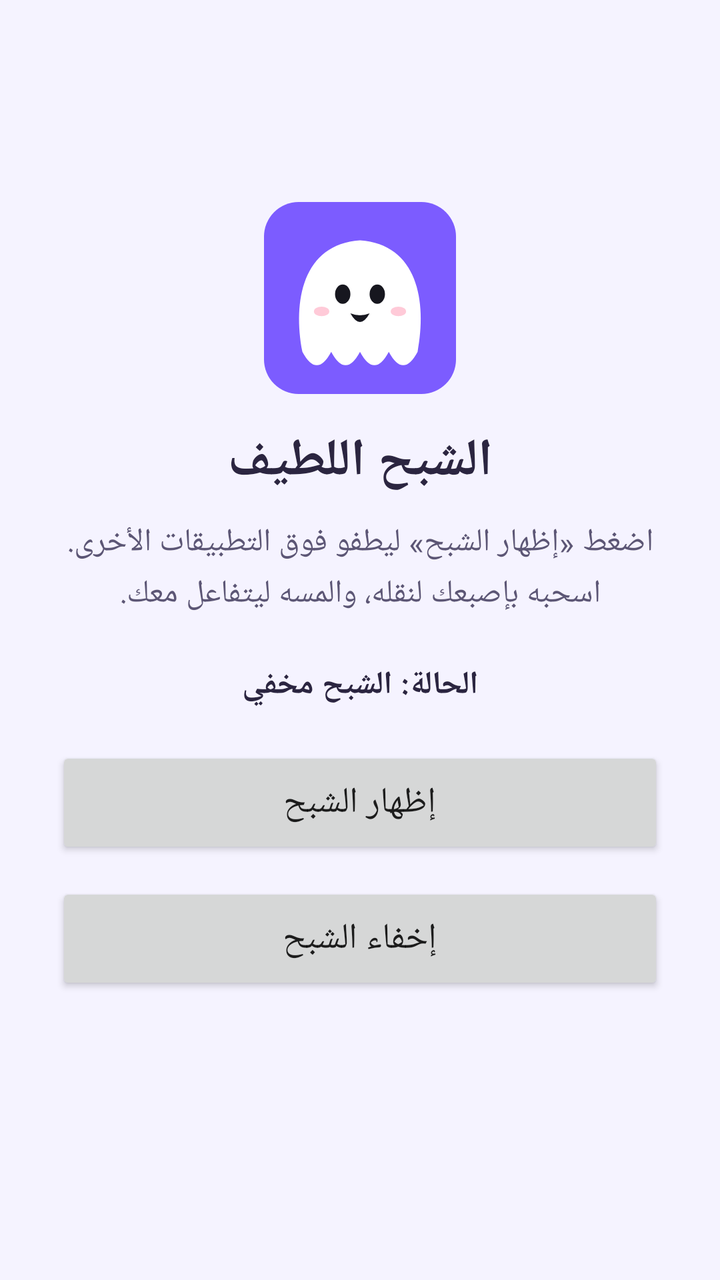
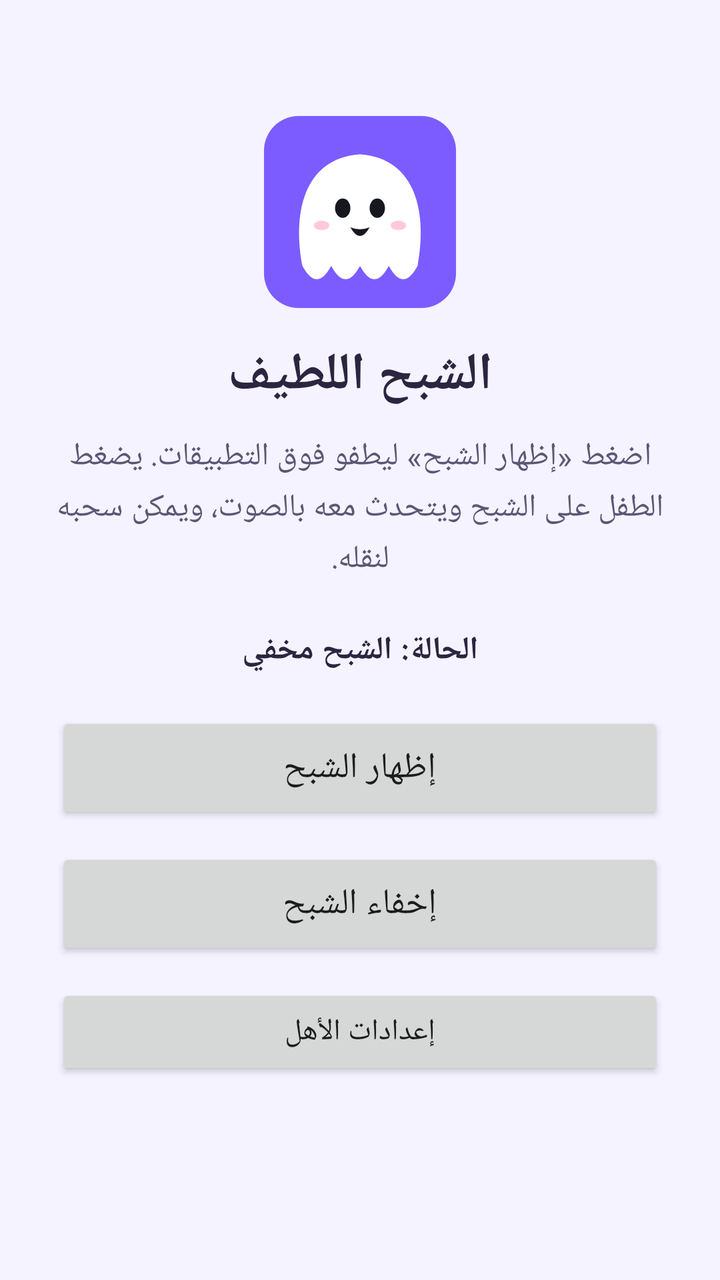

The first picture is an Android layout as it rendered before a commit; the second is the same layout after the commit. The layout source and the unified diff follow.
<!-- AndroidManifest.xml: application theme AppTheme -->
<!-- res/layout/activity_main.xml -->
<?xml version="1.0" encoding="utf-8"?>
<LinearLayout xmlns:android="http://schemas.android.com/apk/res/android"
    android:layout_width="match_parent"
    android:layout_height="match_parent"
    android:layoutDirection="rtl"
    android:gravity="center"
    android:orientation="vertical"
    android:padding="28dp">

    <ImageView
        android:layout_width="96dp"
        android:layout_height="96dp"
        android:importantForAccessibility="no"
        android:src="@drawable/ic_launcher" />

    <TextView
        android:layout_width="match_parent"
        android:layout_height="wrap_content"
        android:layout_marginTop="16dp"
        android:gravity="center"
        android:text="@string/main_title"
        android:textColor="@color/text_main"
        android:textSize="26sp"
        android:textStyle="bold" />

    <TextView
        android:layout_width="match_parent"
        android:layout_height="wrap_content"
        android:layout_marginTop="12dp"
        android:gravity="center"
        android:lineSpacingExtra="4dp"
        android:text="@string/main_description"
        android:textColor="@color/text_sub"
        android:textSize="16sp" />

    <TextView
        android:id="@+id/statusText"
        android:layout_width="match_parent"
        android:layout_height="wrap_content"
        android:layout_marginTop="24dp"
        android:gravity="center"
        android:text="@string/status_stopped"
        android:textColor="@color/text_main"
        android:textSize="16sp"
        android:textStyle="bold" />

    <Button
        android:id="@+id/showButton"
        android:layout_width="match_parent"
        android:layout_height="56dp"
        android:layout_marginTop="20dp"
        android:text="@string/show_ghost"
        android:textSize="18sp" />

    <Button
        android:id="@+id/hideButton"
        android:layout_width="match_parent"
        android:layout_height="56dp"
        android:layout_marginTop="12dp"
        android:text="@string/hide_ghost"
        android:textSize="18sp" />

    <TextView
        android:id="@+id/versionText"
        android:layout_width="match_parent"
        android:layout_height="wrap_content"
        android:layout_marginTop="24dp"
        android:gravity="center"
        android:textColor="@color/text_sub"
        android:textSize="13sp" />
</LinearLayout>
<!-- resources referenced by this layout -->
<resources>
  <color name="text_main">#2B2540</color>
  <color name="text_sub">#5C5675</color>
  <!-- drawable ic_launcher (drawable) -->
  <?xml version="1.0" encoding="utf-8"?>
  <vector xmlns:android="http://schemas.android.com/apk/res/android"
      android:width="108dp"
      android:height="108dp"
      android:viewportWidth="100"
      android:viewportHeight="100">
      <path
          android:fillColor="#7C5CFF"
          android:pathData="M18,0h64a18,18 0 0 1 18,18v64a18,18 0 0 1 -18,18h-64a18,18 0 0 1 -18,-18v-64a18,18 0 0 1 18,-18z" />
      <path
          android:fillColor="#FFFFFF"
          android:pathData="M20,78 C15,52 20,22 50,20 C80,22 85,52 80,78 Q72.5,92 65,78 Q57.5,92 50,78 Q42.5,92 35,78 Q27.5,92 20,78 Z" />
      <path
          android:fillColor="#17171F"
          android:pathData="M41,48 m-4,0 a4,5 0 1,0 8,0 a4,5 0 1,0 -8,0 M59,48 m-4,0 a4,5 0 1,0 8,0 a4,5 0 1,0 -8,0" />
      <path
          android:fillColor="#17171F"
          android:pathData="M45,58 Q50,60 55,58 Q50,67 45,58 Z" />
      <path
          android:fillColor="#FFB4C8"
          android:fillAlpha="0.7"
          android:pathData="M30,57 m-4,0 a4,2.5 0 1,0 8,0 a4,2.5 0 1,0 -8,0 M70,57 m-4,0 a4,2.5 0 1,0 8,0 a4,2.5 0 1,0 -8,0" />
  </vector>
  <string name="hide_ghost">إخفاء الشبح</string>
  <string name="main_description">اضغط «إظهار الشبح» ليطفو فوق التطبيقات الأخرى. اسحبه بإصبعك لنقله، والمسه ليتفاعل معك.</string>
  <string name="main_title">الشبح اللطيف</string>
  <string name="show_ghost">إظهار الشبح</string>
  <string name="status_stopped">الحالة: الشبح مخفي</string>
  <style name="AppTheme" parent="android:Theme.Material.Light.NoActionBar">
          <item name="android:windowBackground">@color/screen_bg</item>
          <item name="android:statusBarColor">@color/screen_bg</item>
          <item name="android:navigationBarColor">@color/screen_bg</item>
          <item name="android:windowLightStatusBar">true</item>
      </style>
  <color name="screen_bg">#F5F3FF</color>
</resources>

<!-- the commit's change to res/layout/activity_main.xml (unified diff, before → after) -->
@@ -60,6 +60,14 @@
         android:text="@string/hide_ghost"
         android:textSize="18sp" />
 
+    <Button
+        android:id="@+id/parentButton"
+        android:layout_width="match_parent"
+        android:layout_height="48dp"
+        android:layout_marginTop="12dp"
+        android:text="@string/parent_button"
+        android:textSize="15sp" />
+
     <TextView
         android:id="@+id/versionText"
         android:layout_width="match_parent"
<!-- resource entries referenced after the edit -->
@@ -27,8 +27,9 @@
           android:pathData="M30,57 m-4,0 a4,2.5 0 1,0 8,0 a4,2.5 0 1,0 -8,0 M70,57 m-4,0 a4,2.5 0 1,0 8,0 a4,2.5 0 1,0 -8,0" />
   </vector>
   <string name="hide_ghost">إخفاء الشبح</string>
-  <string name="main_description">اضغط «إظهار الشبح» ليطفو فوق التطبيقات الأخرى. اسحبه بإصبعك لنقله، والمسه ليتفاعل معك.</string>
+  <string name="main_description">اضغط «إظهار الشبح» ليطفو فوق التطبيقات. يضغط الطفل على الشبح ويتحدث معه بالصوت، ويمكن سحبه لنقله.</string>
   <string name="main_title">الشبح اللطيف</string>
+  <string name="parent_button">إعدادات الأهل</string>
   <string name="show_ghost">إظهار الشبح</string>
   <string name="status_stopped">الحالة: الشبح مخفي</string>
   <style name="AppTheme" parent="android:Theme.Material.Light.NoActionBar">
